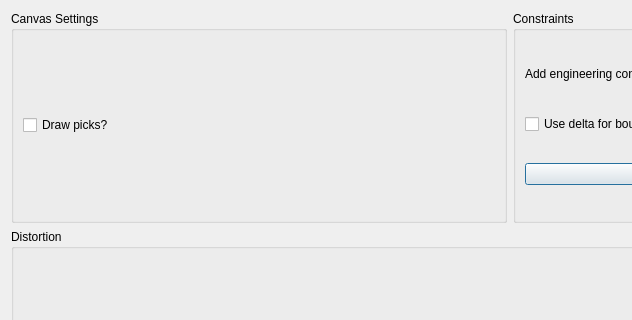
Above: hexrdgui/resources/ui/calibration_dialog.ui from HEXRD/hexrdgui before the change; both pictures show x 0 to 632 and y 0 to 320 of the 1020 by 940 pixel window. Below: the same form after it.
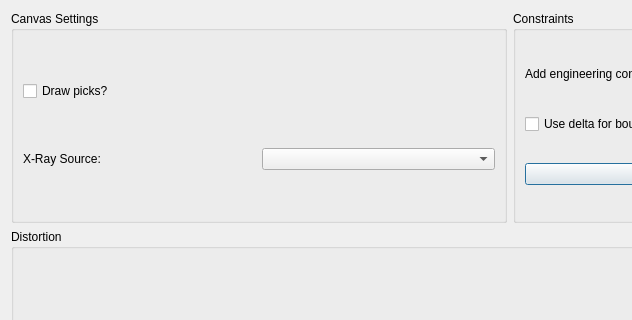
That is the form after the change. Icons and pictures are not drawn. Custom widgets are drawn as their Qt base class.

The edit to the form file:
```diff
--- a/hexrdgui/resources/ui/calibration_dialog.ui
+++ b/hexrdgui/resources/ui/calibration_dialog.ui
@@ -150,6 +150,16 @@
         </property>
        </widget>
       </item>
+      <item row="1" column="1">
+       <widget class="QLabel" name="active_beam_label">
+        <property name="text">
+         <string>X-Ray Source:</string>
+        </property>
+       </widget>
+      </item>
+      <item row="1" column="2">
+       <widget class="QComboBox" name="active_beam"/>
+      </item>
      </layout>
     </widget>
    </item>
```
Left out of the diff: 1 changed line with no effect on the pictures.
